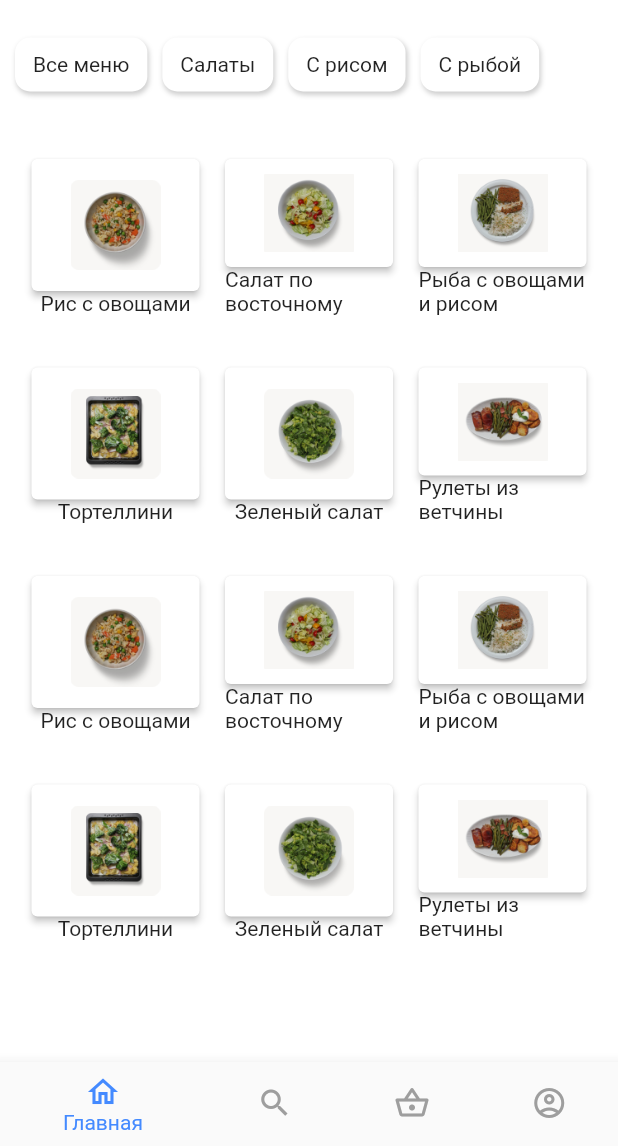
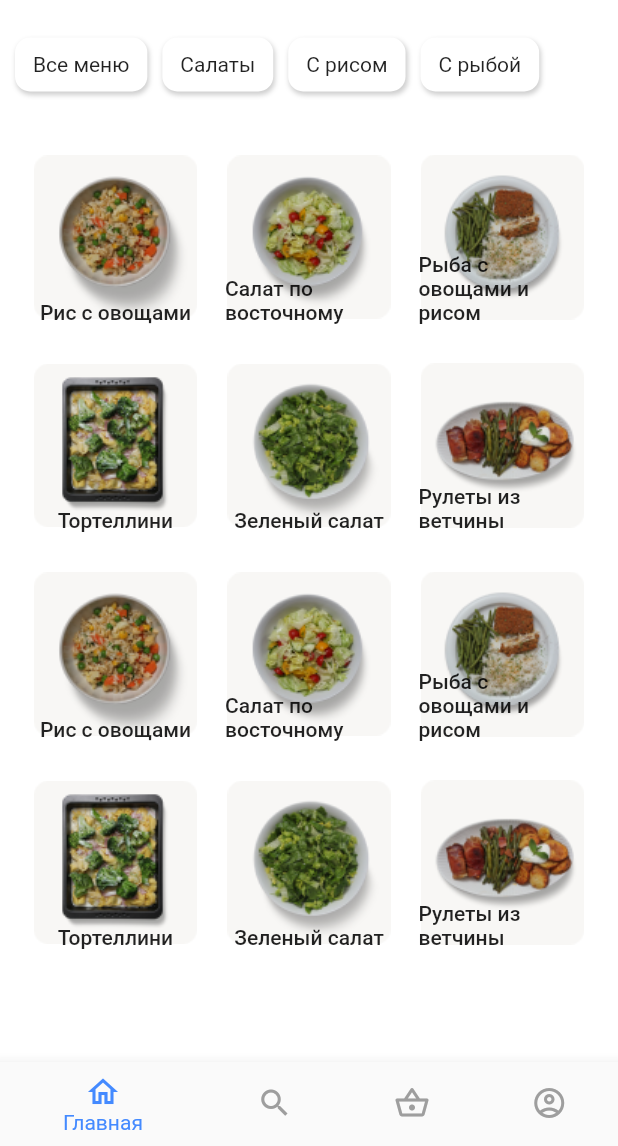
Before and after one commit to HazmatG/UIProject, a Flutter app: the BasketPage screen opened by its route, after a tap on "Пекарни и кондитерские", on a phone screen of 412 x 824 dp, the part 90-1236 px from its top. Run offline on Flutter 3.47's test engine with Material 2 defaults, Android fonts, the phone set to English and light mode, and no system bars.

Commit message:
Add files via upload

```diff
--- /dev/null
+++ b/lib/models/categories.dart
@@ -0,0 +1,82 @@
+import 'dart:convert';
+
+Menu menuFromJson(String str) => Menu.fromJson(json.decode(str));
+
+String menuToJson(Menu data) => json.encode(data.toJson());
+
+class Menu {
+  List<Dish> dishes;
+
+  Menu({
+    required this.dishes,
+  });
+
+  factory Menu.fromJson(Map<String, dynamic> json) => Menu(
+    dishes: List<Dish>.from(json["dishes"].map((x) => Dish.fromJson(x))),
+  );
+
+  Map<String, dynamic> toJson() => {
+    "dishes": List<dynamic>.from(dishes.map((x) => x.toJson())),
+  };
+}
+
+class Dish {
+  int id;
+  String name;
+  int price;
+  int weight;
+  String description;
+  String? imageUrl;
+  List<Teg> tegs;
+
+  Dish({
+    required this.id,
+    required this.name,
+    required this.price,
+    required this.weight,
+    required this.description,
+    this.imageUrl,
+    required this.tegs,
+  });
+
+  factory Dish.fromJson(Map<String, dynamic> json) => Dish(
+    id: json["id"],
+    name: json["name"],
+    price: json["price"],
+    weight: json["weight"],
+    description: json["description"],
+    imageUrl: json["image_url"],
+    tegs: List<Teg>.from(json["tegs"].map((x) => tegValues.map[x]!)),
+  );
+
+  Map<String, dynamic> toJson() => {
+    "id": id,
+    "name": name,
+    "price": price,
+    "weight": weight,
+    "description": description,
+    "image_url": imageUrl,
+    "tegs": List<dynamic>.from(tegs.map((x) => tegValues.reverse[x])),
+  };
+}
+
+enum Teg { EMPTY, TEG, PURPLE, FLUFFY }
+
+final tegValues = EnumValues({
+  "Все меню": Teg.EMPTY,
+  "С рыбой": Teg.FLUFFY,
+  "Салаты": Teg.PURPLE,
+  "С рисом": Teg.TEG
+});
+
+class EnumValues<T> {
+  Map<String, T> map;
+  late Map<T, String> reverseMap;
+
+  EnumValues(this.map);
+
+  Map<T, String> get reverse {
+    reverseMap = map.map((k, v) => MapEntry(v, k));
+    return reverseMap;
+  }
+}
--- /dev/null
+++ b/lib/models/menu.dart
@@ -0,0 +1,45 @@
+import 'dart:convert';
+
+Menu menuFromJson(String str) => Menu.fromJson(json.decode(str));
+
+String menuToJson(Menu data) => json.encode(data.toJson());
+
+class Menu {
+  List<Ategory> ategories;
+
+  Menu({
+    required this.ategories,
+  });
+
+  factory Menu.fromJson(Map<String, dynamic> json) => Menu(
+    ategories: List<Ategory>.from(json["сategories"].map((x) => Ategory.fromJson(x))),
+  );
+
+  Map<String, dynamic> toJson() => {
+    "сategories": List<dynamic>.from(ategories.map((x) => x.toJson())),
+  };
+}
+
+class Ategory {
+  int id;
+  String name;
+  String imageUrl;
+
+  Ategory({
+    required this.id,
+    required this.name,
+    required this.imageUrl,
+  });
+
+  factory Ategory.fromJson(Map<String, dynamic> json) => Ategory(
+    id: json["id"],
+    name: json["name"],
+    imageUrl: json["image_url"],
+  );
+
+  Map<String, dynamic> toJson() => {
+    "id": id,
+    "name": name,
+    "image_url": imageUrl,
+  };
+}
--- a/lib/pages/MainMenu.dart
+++ b/lib/pages/MainMenu.dart
@@ -35,10 +35,10 @@ class _MainMenuState extends State<MainMenu> {
       body: ListView(
         children: [
           CustomAppBar(),
-          MenuCard(title: 'Пекарни и кондитерские', image: AssetImage('lib/images/frame579.png')),
-          MenuCard(title: 'Фастфуд', image: AssetImage('lib/images/frame580.png')),
-          MenuCard(title: 'Азиатская кухня', image: AssetImage('lib/images/frame581.png')),
-          MenuCard(title: 'Супы', image: AssetImage('lib/images/frame582.png')),
+          MenuCard(title: 'Пекарни и кондитерские', image: 'lib/images/frame579.png'),
+          MenuCard(title: 'Фастфуд', image: 'lib/images/frame580.png'),
+          MenuCard(title: 'Азиатская кухня', image: 'lib/images/frame581.png'),
+          MenuCard(title: 'Супы', image: 'lib/images/frame582.png'),
         ],
       ),
     );
@@ -70,26 +70,28 @@ class MenuCard extends StatelessWidget {
   });
 
   String title;
-  AssetImage image;
+  String image;
 
   @override
   Widget build(BuildContext context) {
-    return Container(
-      padding: EdgeInsets.all(12),
-      margin: EdgeInsets.symmetric(horizontal: 12, vertical: 6),
-      height: 150,
-      width: double.infinity,
-      decoration: BoxDecoration(
-          image: DecorationImage(
-              image: image, fit: BoxFit.fill),
-          borderRadius: BorderRadius.all(Radius.circular(16))),
-      child:
-          Align(
+    return Padding(
+      padding: const EdgeInsets.all(8.0),
+      child: GestureDetector(
+        onTap: () {
+          Navigator.push(context, MaterialPageRoute(builder: (context) => OrderListPage()));
+        },
+        child: Stack(
+          alignment: Alignment.center,
+            children: [
+          Image.asset(image),
+          Positioned.fill(
+            left: 30,
+          top: 20,
+          child: Align(
             alignment: Alignment.topLeft,
-            child: TextButton(onPressed: () { Navigator.of(context)
-                .push(MaterialPageRoute(builder: (context) => OrderListPage())); },
-            child: Text(title, style: TextStyle(fontSize: 20, fontWeight: FontWeight.w400, color: Colors.black)),),
-          )
+              child: Text(title, style: TextStyle(fontSize: 20, fontWeight: FontWeight.w500),)))
+        ]),
+      ),
     );
   }
 }
--- a/lib/pages/basketpage.dart
+++ b/lib/pages/basketpage.dart
@@ -56,7 +56,7 @@ class _BasketPageState extends State<BasketPage> {
             kg: 490,
           ),
           Align(
-              alignment: FractionalOffset.bottomCenter,
+              alignment: Alignment.bottomCenter,
               child: ElevatedButton(
                   onPressed: () {},
                   child: Text('Добавить в корзину'),
@@ -132,37 +132,28 @@ class OrderCard extends StatelessWidget {
               )
             ],
           ),
-          Row(
-            mainAxisAlignment: MainAxisAlignment.spaceEvenly,
-            children: <Widget>[
-              SizedBox(
-                width: 30,
-                height: 30,
-                child: ElevatedButton(
-                  onPressed: () {},
-                  child: Text(
-                    "-",
-                    style: TextStyle(fontWeight: FontWeight.w600, fontSize: 20),
-                  ),
+          Container(
+            width: 90,
+            height: 30,
+            decoration: BoxDecoration(
+              color: Colors.grey[200],
+              borderRadius: BorderRadius.circular(10)
+            ),
+            child: Row(
+              mainAxisAlignment: MainAxisAlignment.spaceBetween,
+              children: [
+                Icon(
+                  CupertinoIcons.minus,
+                  size: 20,
                 ),
-              ),
-              Text(
-                '1',
-                style: TextStyle(fontSize: 18),
-              ),
-              SizedBox(
-                width: 30,
-                height: 30,
-                child: ElevatedButton(
-                  onPressed: () {},
-                  child: Text(
-                    "+",
-                    style: TextStyle(fontWeight: FontWeight.w600, fontSize: 20),
-                  ),
+                Text('1', style: TextStyle(fontSize: 18),),
+                Icon(
+                  CupertinoIcons.plus,
+                  size: 20,
                 ),
-              ),
-            ],
-          ),
+              ],
+            ),
+          )
         ]));
   }
 }
--- a/lib/widgets/popular_widgets.dart
+++ b/lib/widgets/popular_widgets.dart
@@ -1,7 +1,27 @@
 import 'package:flutter/material.dart';
 
-class PopularWidget extends StatelessWidget {
+import '../models/categories.dart';
+
+class PopularWidget extends StatefulWidget {
   const PopularWidget({Key? key}) : super(key: key);
+
+  @override
+  State<PopularWidget> createState() => _PopularWidgetState();
+}
+
+class _PopularWidgetState extends State<PopularWidget> {
+  List<Menu>? menus;
+  var isLoaded = false;
+
+  @override
+  void initState() {
+    super.initState();
+    getData();
+  }
+
+  getData() async {
+
+  }
 
   @override
   Widget build(BuildContext context) {
@@ -81,32 +101,18 @@ class PopularCards extends StatelessWidget {
   @override
   Widget build(BuildContext context) {
     return Padding(
-      padding: EdgeInsets.symmetric(vertical: 10, horizontal: 6),
-      child: Column(
-        children: [
-          Expanded(
-            child: ConstrainedBox(
-              constraints: BoxConstraints.expand(),
-              child: ElevatedButton(
-                  style: ElevatedButton.styleFrom(
-                    minimumSize: Size.fromHeight(40),
-                    backgroundColor: Colors.white
-                  ),
-              onPressed: () {
-                buildShowDialog(context);
-              },
-          child: Container(
-                height: 80, // Set the desired height
-                width: 80, // Set the desired width
-                padding: EdgeInsets.all(10), // Set the desired padding
-                child: Image.asset(
-                  image,
-                  fit: BoxFit.cover, // Adjust the image's fit
-                ),
-              ),))
-              ),
-          Text(name, style: TextStyle(fontSize: 14)),
-        ],
+      padding: EdgeInsets.symmetric(vertical: 4, horizontal: 6),
+      child: GestureDetector(
+        onTap: () {
+          buildShowDialog(context);
+        },
+        child: Stack(
+          alignment: Alignment.center,
+          children: [
+            Image.asset(image),
+            Align(child: Text(name, style: TextStyle(fontWeight: FontWeight.w500),), alignment: Alignment.bottomCenter,),
+          ],
+        ),
       ),
     );
   }
```
